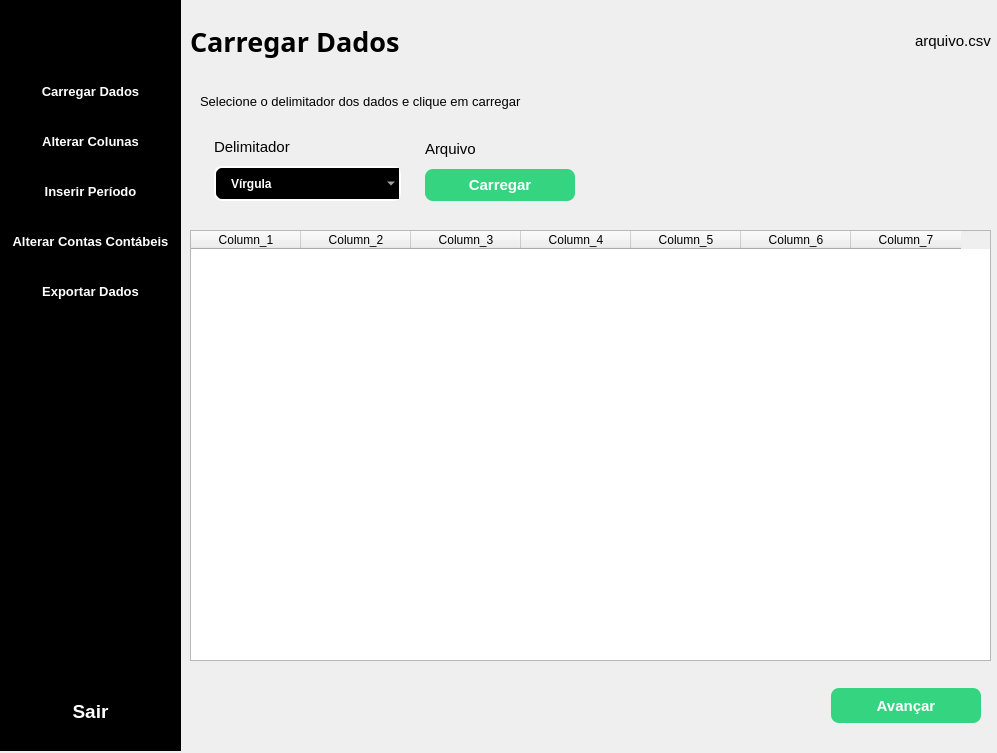
WallissonBrito/integracao-contabil, file ui_index_md.ui: the form before one commit.
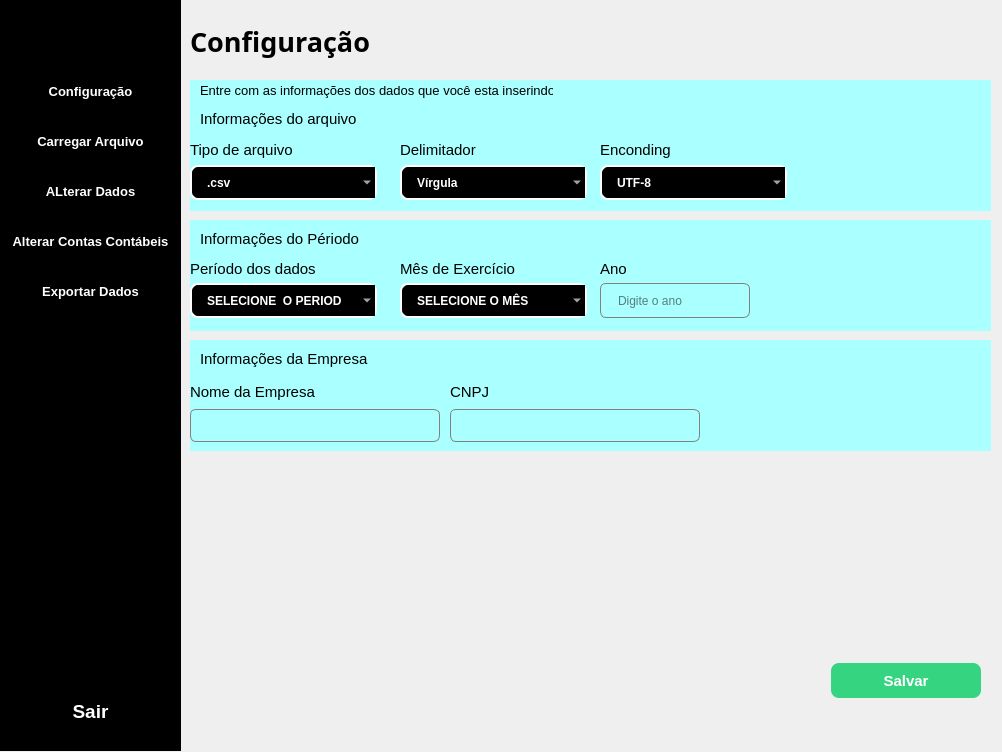
The form after the commit. The open tabs and pages were chosen to show the change. Icons and pictures are not drawn.

```diff
--- a/ui_index_md.ui
+++ b/ui_index_md.ui
@@ -6,8 +6,8 @@
    <rect>
     <x>0</x>
     <y>0</y>
-    <width>997</width>
-    <height>753</height>
+    <width>1002</width>
+    <height>752</height>
    </rect>
   </property>
   <property name="windowTitle">
@@ -162,7 +162,7 @@
 </string>
           </property>
           <property name="text">
-           <string>Carregar Dados</string>
+           <string>Configuração</string>
           </property>
           <property name="checkable">
            <bool>true</bool>
@@ -203,7 +203,7 @@
 </string>
           </property>
           <property name="text">
-           <string>Alterar Colunas</string>
+           <string>Carregar Arquivo</string>
           </property>
           <property name="checkable">
            <bool>true</bool>
@@ -244,7 +244,7 @@
 </string>
           </property>
           <property name="text">
-           <string>Inserir Período</string>
+           <string>ALterar Dados</string>
           </property>
           <property name="checkable">
            <bool>true</bool>
@@ -462,7 +462,7 @@
         <x>0</x>
         <y>0</y>
         <width>801</width>
-        <height>741</height>
+        <height>731</height>
        </rect>
       </property>
       <property name="styleSheet">
@@ -472,7 +472,7 @@
        <property name="geometry">
         <rect>
          <x>0</x>
-         <y>660</y>
+         <y>640</y>
          <width>801</width>
          <height>70</height>
         </rect>
@@ -503,7 +503,7 @@
           <x>0</x>
           <y>0</y>
           <width>801</width>
-          <height>71</height>
+          <height>61</height>
          </rect>
         </property>
         <layout class="QHBoxLayout" name="hLayout_bottom_frame_4">
@@ -548,162 +548,149 @@
 }</string>
            </property>
            <property name="text">
-            <string>Avançar</string>
+            <string>Salvar</string>
            </property>
           </widget>
          </item>
         </layout>
        </widget>
       </widget>
-      <widget class="QWidget" name="table_frame_widget_load_data_page" native="true">
-       <property name="geometry">
-        <rect>
-         <x>0</x>
-         <y>220</y>
-         <width>801</width>
-         <height>431</height>
-        </rect>
-       </property>
-       <widget class="QTableWidget" name="tableWidget_load_data_page">
-        <property name="geometry">
-         <rect>
-          <x>0</x>
-          <y>0</y>
-          <width>801</width>
-          <height>431</height>
-         </rect>
-        </property>
-        <attribute name="horizontalHeaderMinimumSectionSize">
-         <number>32</number>
-        </attribute>
-        <attribute name="horizontalHeaderDefaultSectionSize">
-         <number>110</number>
-        </attribute>
-        <column>
-         <property name="text">
-          <string>Column_1</string>
-         </property>
-        </column>
-        <column>
-         <property name="text">
-          <string>Column_2</string>
-         </property>
-        </column>
-        <column>
-         <property name="text">
-          <string>Column_3</string>
-         </property>
-        </column>
-        <column>
-         <property name="text">
-          <string>Column_4</string>
-         </property>
-        </column>
-        <column>
-         <property name="text">
-          <string>Column_5</string>
-         </property>
-        </column>
-        <column>
-         <property name="text">
-          <string>Column_6</string>
-         </property>
-        </column>
-        <column>
-         <property name="text">
-          <string>Column_7</string>
-         </property>
-        </column>
-       </widget>
-      </widget>
-      <widget class="QWidget" name="buttons_widget_load_data_page" native="true">
+      <widget class="QWidget" name="settings_page_file_widget" native="true">
        <property name="geometry">
         <rect>
          <x>0</x>
          <y>70</y>
          <width>801</width>
-         <height>141</height>
+         <height>131</height>
         </rect>
        </property>
        <property name="styleSheet">
-        <string notr="true"/>
+        <string notr="true">background-color: rgb(170, 255, 255);</string>
        </property>
-       <widget class="QWidget" name="layoutWidget">
+       <widget class="QLabel" name="file_info_label">
+        <property name="geometry">
+         <rect>
+          <x>10</x>
+          <y>30</y>
+          <width>353</width>
+          <height>18</height>
+         </rect>
+        </property>
+        <property name="font">
+         <font>
+          <family>Arial</family>
+          <pointsize>11</pointsize>
+         </font>
+        </property>
+        <property name="text">
+         <string>Informações do arquivo</string>
+        </property>
+       </widget>
+       <widget class="QWidget" name="layoutWidget_2">
         <property name="geometry">
          <rect>
           <x>0</x>
-          <y>0</y>
-          <width>801</width>
-          <height>141</height>
+          <y>60</y>
+          <width>189</width>
+          <height>60</height>
          </rect>
         </property>
-        <layout class="QVBoxLayout" name="verticalLayout_2">
-         <property name="leftMargin">
-          <number>10</number>
-         </property>
+        <layout class="QVBoxLayout" name="type_file_verticalLayout">
          <item>
           <widget class="QLabel" name="label">
            <property name="font">
             <font>
-             <pointsize>10</pointsize>
+             <family>Arial</family>
+             <pointsize>11</pointsize>
             </font>
            </property>
+           <property name="styleSheet">
+            <string notr="true">color: rgb(0, 0, 0);</string>
+           </property>
            <property name="text">
-            <string>Selecione o delimitador dos dados e clique em carregar</string>
+            <string>Tipo de arquivo</string>
            </property>
           </widget>
          </item>
          <item>
-          <layout class="QHBoxLayout" name="horizontalLayout_7">
-           <property name="spacing">
-            <number>10</number>
+          <widget class="QComboBox" name="type_file_comboBox">
+           <property name="minimumSize">
+            <size>
+             <width>187</width>
+             <height>35</height>
+            </size>
            </property>
-           <property name="leftMargin">
-            <number>0</number>
+           <property name="maximumSize">
+            <size>
+             <width>187</width>
+             <height>35</height>
+            </size>
            </property>
-           <property name="topMargin">
-            <number>10</number>
+           <property name="styleSheet">
+            <string notr="true">QComboBox{
+	border:2px solid white;
+	border-radius: 8px;
+	padding:1px 18px 1px 3px;
+	background-color:black;
+	color:white;
+	height: 35px;
+	padding-left: 15px;
+	font-weight:bold;
+	selection-background-color:#2980B9;
+	selection-background-color:#2980B9;
+}</string>
            </property>
-           <property name="rightMargin">
-            <number>400</number>
+           <item>
+            <property name="text">
+             <string>.csv</string>
+            </property>
+           </item>
+          </widget>
+         </item>
+        </layout>
+       </widget>
+       <widget class="QWidget" name="layoutWidget_5">
+        <property name="geometry">
+         <rect>
+          <x>410</x>
+          <y>60</y>
+          <width>189</width>
+          <height>60</height>
+         </rect>
+        </property>
+        <layout class="QVBoxLayout" name="encoding_verticalLayout">
+         <item>
+          <widget class="QLabel" name="encoding_label">
+           <property name="font">
+            <font>
+             <family>Arial</family>
+             <pointsize>11</pointsize>
+            </font>
            </property>
-           <property name="bottomMargin">
-            <number>20</number>
+           <property name="styleSheet">
+            <string notr="true">color: rgb(0, 0, 0);</string>
            </property>
-           <item>
-            <layout class="QVBoxLayout" name="verticalLayout_9">
-             <item>
-              <widget class="QLabel" name="label_10">
-               <property name="font">
-                <font>
-                 <family>Arial</family>
-                 <pointsize>11</pointsize>
-                </font>
-               </property>
-               <property name="styleSheet">
-                <string notr="true">color: rgb(0, 0, 0);</string>
-               </property>
-               <property name="text">
-                <string>Delimitador</string>
-               </property>
-              </widget>
-             </item>
-             <item>
-              <widget class="QComboBox" name="comboBox_file_delimiter">
-               <property name="minimumSize">
-                <size>
-                 <width>187</width>
-                 <height>35</height>
-                </size>
-               </property>
-               <property name="maximumSize">
-                <size>
-                 <width>187</width>
-                 <height>35</height>
-                </size>
-               </property>
-               <property name="styleSheet">
-                <string notr="true">QComboBox{
+           <property name="text">
+            <string>Enconding</string>
+           </property>
+          </widget>
+         </item>
+         <item>
+          <widget class="QComboBox" name="encoding_comboBox_file">
+           <property name="minimumSize">
+            <size>
+             <width>187</width>
+             <height>35</height>
+            </size>
+           </property>
+           <property name="maximumSize">
+            <size>
+             <width>187</width>
+             <height>35</height>
+            </size>
+           </property>
+           <property name="styleSheet">
+            <string notr="true">QComboBox{
 	border:2px solid white;
 	border-radius: 8px;
 	padding:1px 18px 1px 3px;
@@ -715,74 +702,104 @@
 	selection-background-color:#2980B9;
 	selection-background-color:#2980B9;
 }</string>
-               </property>
-               <item>
-                <property name="text">
-                 <string>Vírgula</string>
-                </property>
-               </item>
-               <item>
-                <property name="text">
-                 <string>Ponto e Vírgula</string>
-                </property>
-               </item>
-              </widget>
-             </item>
-            </layout>
+           </property>
+           <item>
+            <property name="text">
+             <string>UTF-8</string>
+            </property>
            </item>
            <item>
-            <layout class="QVBoxLayout" name="verticalLayout_11">
-             <property name="rightMargin">
-              <number>0</number>
-             </property>
-             <item>
-              <widget class="QLabel" name="label_11">
-               <property name="font">
-                <font>
-                 <family>Arial</family>
-                 <pointsize>11</pointsize>
-                </font>
-               </property>
-               <property name="styleSheet">
-                <string notr="true">color: rgb(0, 0, 0);</string>
-               </property>
-               <property name="text">
-                <string>Arquivo</string>
-               </property>
-              </widget>
-             </item>
-             <item>
-              <widget class="QPushButton" name="upload_btn">
-               <property name="minimumSize">
-                <size>
-                 <width>150</width>
-                 <height>32</height>
-                </size>
-               </property>
-               <property name="maximumSize">
-                <size>
-                 <width>150</width>
-                 <height>32</height>
-                </size>
-               </property>
-               <property name="styleSheet">
-                <string notr="true">QPushButton{
-	background-color: #34D481;
-	color:white;
-	border: none;
+            <property name="text">
+             <string> ISO-8859-1</string>
+            </property>
+           </item>
+          </widget>
+         </item>
+        </layout>
+       </widget>
+       <widget class="QLabel" name="label_info_settings">
+        <property name="geometry">
+         <rect>
+          <x>10</x>
+          <y>1</y>
+          <width>353</width>
+          <height>18</height>
+         </rect>
+        </property>
+        <property name="font">
+         <font>
+          <pointsize>10</pointsize>
+         </font>
+        </property>
+        <property name="text">
+         <string>Entre com as informações dos dados que você esta inserindo.</string>
+        </property>
+       </widget>
+       <widget class="QWidget" name="">
+        <property name="geometry">
+         <rect>
+          <x>210</x>
+          <y>60</y>
+          <width>189</width>
+          <height>60</height>
+         </rect>
+        </property>
+        <layout class="QVBoxLayout" name="demiliter_verticalLayout">
+         <item>
+          <widget class="QLabel" name="delimiter_info_label">
+           <property name="font">
+            <font>
+             <family>Arial</family>
+             <pointsize>11</pointsize>
+            </font>
+           </property>
+           <property name="styleSheet">
+            <string notr="true">color: rgb(0, 0, 0);</string>
+           </property>
+           <property name="text">
+            <string>Delimitador</string>
+           </property>
+          </widget>
+         </item>
+         <item>
+          <widget class="QComboBox" name="delimiter_comboBox_file">
+           <property name="minimumSize">
+            <size>
+             <width>187</width>
+             <height>35</height>
+            </size>
+           </property>
+           <property name="maximumSize">
+            <size>
+             <width>187</width>
+             <height>35</height>
+            </size>
+           </property>
+           <property name="styleSheet">
+            <string notr="true">QComboBox{
+	border:2px solid white;
 	border-radius: 8px;
+	padding:1px 18px 1px 3px;
+	background-color:black;
+	color:white;
+	height: 35px;
+	padding-left: 15px;
 	font-weight:bold;
-	font-size: 15px;
+	selection-background-color:#2980B9;
+	selection-background-color:#2980B9;
 }</string>
-               </property>
-               <property name="text">
-                <string>Carregar</string>
-               </property>
-              </widget>
-             </item>
-            </layout>
+           </property>
+           <item>
+            <property name="text">
+             <string>Vírgula</string>
+            </property>
            </item>
-          </layout>
+           <item>
+            <property name="text">
+             <string>Ponto e Vírgula</string>
+            </property>
+           </item>
+          </widget>
          </item>
         </layout>
        </widget>
@@ -839,7 +856,7 @@
             <string notr="true">color: rgb(0, 0, 0);</string>
            </property>
            <property name="text">
-            <string>Carregar Dados</string>
+            <string>Configuração</string>
            </property>
            <property name="margin">
             <number>10</number>
@@ -859,10 +876,67 @@
            </property>
           </spacer>
          </item>
+        </layout>
+       </widget>
+      </widget>
+      <widget class="QWidget" name="settings_page_period_widget" native="true">
+       <property name="geometry">
+        <rect>
+         <x>0</x>
+         <y>210</y>
+         <width>801</width>
+         <height>111</height>
+        </rect>
+       </property>
+       <property name="styleSheet">
+        <string notr="true">background-color: rgb(170, 255, 255);</string>
+       </property>
+       <widget class="QLabel" name="period_info_label">
+        <property name="geometry">
+         <rect>
+          <x>10</x>
+          <y>10</y>
+          <width>353</width>
+          <height>18</height>
+         </rect>
+        </property>
+        <property name="font">
+         <font>
+          <family>Arial</family>
+          <pointsize>11</pointsize>
+         </font>
+        </property>
+        <property name="text">
+         <string>Informações do Périodo</string>
+        </property>
+       </widget>
+       <widget class="QWidget" name="layoutWidget_16">
+        <property name="geometry">
+         <rect>
+          <x>410</x>
+          <y>40</y>
+          <width>189</width>
+          <height>60</height>
+         </rect>
+        </property>
+        <layout class="QVBoxLayout" name="year_verticalLayout">
          <item>
-          <widget class="QLabel" name="label_load_data_page">
+          <widget class="QLabel" name="year_label">
+           <property name="minimumSize">
+            <size>
+             <width>0</width>
+             <height>17</height>
+            </size>
+           </property>
+           <property name="maximumSize">
+            <size>
+             <width>16777215</width>
+             <height>17</height>
+            </size>
+           </property>
            <property name="font">
             <font>
+             <family>Arial</family>
              <pointsize>11</pointsize>
             </font>
            </property>
@@ -870,10 +944,663 @@
             <string notr="true">color: rgb(0, 0, 0);</string>
            </property>
            <property name="text">
-            <string>arquivo.csv</string>
+            <string>Ano</string>
            </property>
+          </widget>
+         </item>
+         <item>
+          <widget class="QLineEdit" name="year_lineEdit">
+           <property name="minimumSize">
+            <size>
+             <width>150</width>
+             <height>35</height>
+            </size>
+           </property>
+           <property name="maximumSize">
+            <size>
+             <width>150</width>
+             <height>35</height>
+            </size>
+           </property>
+           <property name="placeholderText">
+            <string>Digite o ano</string>
+           </property>
+          </widget>
+         </item>
+        </layout>
+       </widget>
+       <widget class="QWidget" name="layoutWidget_21">
+        <property name="geometry">
+         <rect>
+          <x>210</x>
+          <y>40</y>
+          <width>189</width>
+          <height>60</height>
+         </rect>
+        </property>
+        <layout class="QVBoxLayout" name="month_verticalLayout">
+         <item>
+          <widget class="QLabel" name="month_label_select">
+           <property name="maximumSize">
+            <size>
+             <width>16777215</width>
+             <height>17</height>
+            </size>
+           </property>
+           <property name="font">
+            <font>
+             <family>Arial</family>
+             <pointsize>11</pointsize>
+            </font>
+           </property>
+           <property name="styleSheet">
+            <string notr="true">color: rgb(0, 0, 0);</string>
+           </property>
+           <property name="text">
+            <string>Mês de Exercício</string>
+           </property>
+          </widget>
+         </item>
+         <item>
+          <widget class="QComboBox" name="month_comboBox_select">
+           <property name="minimumSize">
+            <size>
+             <width>0</width>
+             <height>35</height>
+            </size>
+           </property>
+           <property name="maximumSize">
+            <size>
+             <width>187</width>
+             <height>35</height>
+            </size>
+           </property>
+           <property name="styleSheet">
+            <string notr="true">QComboBox{
+	border:2px solid white;
+	border-radius: 8px;
+	padding:1px 18px 1px 3px;
+	background-color:black;
+	color:white;
+	height: 35px;
+	padding-left: 15px;
+	font-weight:bold;
+	selection-background-color:#2980B9;
+}</string>
+           </property>
+           <item>
+            <property name="text">
+             <string>SELECIONE O MÊS</string>
+            </property>
+           </item>
+           <item>
+            <property name="text">
+             <string>1</string>
+            </property>
+           </item>
+           <item>
+            <property name="text">
+             <string>2</string>
+            </property>
+           </item>
+           <item>
+            <property name="text">
+             <string>3</string>
+            </property>
+           </item>
+           <item>
+            <property name="text">
+             <string>4</string>
+            </property>
+           </item>
+           <item>
+            <property name="text">
+             <string>5</string>
+            </property>
+           </item>
+           <item>
+            <property name="text">
+             <string>6</string>
+            </property>
+           </item>
+           <item>
+            <property name="text">
+             <string>7</string>
+            </property>
+           </item>
+           <item>
+            <property name="text">
+             <string>8</string>
+            </property>
+           </item>
+           <item>
+            <property name="text">
+             <string>9</string>
+            </property>
+           </item>
+           <item>
+            <property name="text">
+             <string>10</string>
+            </property>
+           </item>
+           <item>
+            <property name="text">
+             <string>11</string>
+            </property>
+           </item>
+           <item>
+            <property name="text">
+             <string>12</string>
+            </property>
+           </item>
+          </widget>
+         </item>
+        </layout>
+       </widget>
+       <widget class="QWidget" name="layoutWidget_15">
+        <property name="geometry">
+         <rect>
+          <x>0</x>
+          <y>40</y>
+          <width>189</width>
+          <height>60</height>
+         </rect>
+        </property>
+        <layout class="QVBoxLayout" name="period_verticalLayout">
+         <item>
+          <widget class="QLabel" name="period_label">
+           <property name="minimumSize">
+            <size>
+             <width>187</width>
+             <height>0</height>
+            </size>
+           </property>
+           <property name="maximumSize">
+            <size>
+             <width>187</width>
+             <height>17</height>
+            </size>
+           </property>
+           <property name="font">
+            <font>
+             <family>Arial</family>
+             <pointsize>11</pointsize>
+            </font>
+           </property>
+           <property name="styleSheet">
+            <string notr="true">color: rgb(0, 0, 0);</string>
+           </property>
+           <property name="text">
+            <string>Período dos dados</string>
+           </property>
+          </widget>
+         </item>
+         <item>
+          <widget class="QComboBox" name="period_comboBox">
+           <property name="minimumSize">
+            <size>
+             <width>187</width>
+             <height>35</height>
+            </size>
+           </property>
+           <property name="maximumSize">
+            <size>
+             <width>187</width>
+             <height>35</height>
+            </size>
+           </property>
+           <property name="styleSheet">
+            <string notr="true">QComboBox{
+	border:2px solid white;
+	border-radius: 8px;
+	padding:1px 18px 1px 3px;
+	background-color:black;
+	color:white;
+	height: 35px;
+	padding-left: 15px;
+	font-weight:bold;
+	selection-background-color:#2980B9;
+}</string>
+           </property>
+           <item>
+            <property name="text">
+             <string>SELECIONE  O PERIODO</string>
+            </property>
+           </item>
+           <item>
+            <property name="text">
+             <string>Mensal</string>
+            </property>
+           </item>
+           <item>
+            <property name="text">
+             <string>Anual</string>
+            </property>
+           </item>
+           <item>
+            <property name="text">
+             <string>Trimestral</string>
+            </property>
+           </item>
+          </widget>
+         </item>
+        </layout>
+       </widget>
+      </widget>
+      <widget class="QWidget" name="settings_page_info_company_widget" native="true">
+       <property name="geometry">
+        <rect>
+         <x>0</x>
+         <y>330</y>
+         <width>801</width>
+         <height>111</height>
+        </rect>
+       </property>
+       <property name="styleSheet">
+        <string notr="true">background-color: rgb(170, 255, 255);</string>
+       </property>
+       <widget class="QLabel" name="company_label">
+        <property name="geometry">
+         <rect>
+          <x>10</x>
+          <y>10</y>
+          <width>353</width>
+          <height>18</height>
+         </rect>
+        </property>
+        <property name="font">
+         <font>
+          <family>Arial</family>
+          <pointsize>11</pointsize>
+         </font>
+        </property>
+        <property name="text">
+         <string>Informações da Empresa</string>
+        </property>
+       </widget>
+       <widget class="QWidget" name="layoutWidget_25">
+        <property name="geometry">
+         <rect>
+          <x>260</x>
+          <y>40</y>
+          <width>252</width>
+          <height>62</height>
+         </rect>
+        </property>
+        <layout class="QVBoxLayout" name="cnpj_verticalLayout">
+         <item>
+          <widget class="QLabel" name="cnpj_label">
+           <property name="font">
+            <font>
+             <family>Arial</family>
+             <pointsize>11</pointsize>
+            </font>
+           </property>
+           <property name="styleSheet">
+            <string notr="true">color: rgb(0, 0, 0);</string>
+           </property>
+           <property name="text">
+            <string>CNPJ</string>
+           </property>
+          </widget>
+         </item>
+         <item>
+          <widget class="QLineEdit" name="cnpj_lineEdit">
+           <property name="minimumSize">
+            <size>
+             <width>250</width>
+             <height>33</height>
+            </size>
+           </property>
+           <property name="maximumSize">
+            <size>
+             <width>250</width>
+             <height>33</height>
+            </size>
+           </property>
+          </widget>
+         </item>
+        </layout>
+       </widget>
+       <widget class="QWidget" name="layoutWidget_26">
+        <property name="geometry">
+         <rect>
+          <x>0</x>
+          <y>40</y>
+          <width>252</width>
+          <height>62</height>
+         </rect>
+        </property>
+        <layout class="QVBoxLayout" name="name_company_verticalLayout">
+         <item>
+          <widget class="QLabel" name="names_company_label">
+           <property name="font">
+            <font>
+             <family>Arial</family>
+             <pointsize>11</pointsize>
+            </font>
+           </property>
+           <property name="styleSheet">
+            <string notr="true">color: rgb(0, 0, 0);</string>
+           </property>
+           <property name="text">
+            <string>Nome da Empresa</string>
+           </property>
+          </widget>
+         </item>
+         <item>
+          <widget class="QLineEdit" name="names_company_lineEdit">
+           <property name="minimumSize">
+            <size>
+             <width>250</width>
+             <height>33</height>
+            </size>
+           </property>
+           <property name="maximumSize">
+            <size>
+             <width>250</width>
+             <height>33</height>
+            </size>
+           </property>
+          </widget>
+         </item>
+        </layout>
+       </widget>
+      </widget>
+     </widget>
+    </widget>
+    <widget class="QWidget" name="b_upload_file_page">
+     <property name="maximumSize">
+      <size>
+       <width>801</width>
+       <height>731</height>
+      </size>
+     </property>
+     <widget class="QWidget" name="upload_file_central_widget" native="true">
+      <property name="geometry">
+       <rect>
+        <x>0</x>
+        <y>0</y>
+        <width>801</width>
+        <height>741</height>
+       </rect>
+      </property>
+      <property name="styleSheet">
+       <string notr="true"/>
+      </property>
+      <widget class="QWidget" name="upload_file_botton_frame" native="true">
+       <property name="geometry">
+        <rect>
+         <x>0</x>
+         <y>660</y>
+         <width>801</width>
+         <height>70</height>
+        </rect>
+       </property>
+       <property name="minimumSize">
+        <size>
+         <width>0</width>
+         <height>70</height>
+        </size>
+       </property>
+       <property name="maximumSize">
+        <size>
+         <width>16777215</width>
+         <height>0</height>
+        </size>
+       </property>
+       <property name="font">
+        <font>
+         <pointsize>13</pointsize>
+        </font>
+       </property>
+       <property name="styleSheet">
+        <string notr="true"/>
+       </property>
+       <widget class="QWidget" name="layoutWidget_17">
+        <property name="geometry">
+         <rect>
+          <x>0</x>
+          <y>0</y>
+          <width>801</width>
+          <height>71</height>
+         </rect>
+        </property>
+        <layout class="QHBoxLayout" name="upload_file_botton_frame_hLayout">
+         <property name="rightMargin">
+          <number>10</number>
+         </property>
+         <item>
+          <spacer name="upload_file_horizontalSpacer">
+           <property name="orientation">
+            <enum>Qt::Orientation::Horizontal</enum>
+           </property>
+           <property name="sizeHint" stdset="0">
+            <size>
+             <width>598</width>
+             <height>20</height>
+            </size>
+           </property>
+          </spacer>
+         </item>
+         <item>
+          <widget class="QPushButton" name="upload_file_next_btn">
+           <property name="minimumSize">
+            <size>
+             <width>150</width>
+             <height>35</height>
+            </size>
+           </property>
+           <property name="maximumSize">
+            <size>
+             <width>150</width>
+             <height>35</height>
+            </size>
+           </property>
+           <property name="styleSheet">
+            <string notr="true">QPushButton{
+	background-color: #34D481;
+	color:white;
+	border: none;
+	border-radius: 8px;
+	font-weight:bold;
+	font-size: 15px;
+}</string>
+           </property>
+           <property name="text">
+            <string>Avançar</string>
+           </property>
+          </widget>
+         </item>
+        </layout>
+       </widget>
+      </widget>
+      <widget class="QWidget" name="upload_file_page_table" native="true">
+       <property name="geometry">
+        <rect>
+         <x>0</x>
+         <y>220</y>
+         <width>801</width>
+         <height>431</height>
+        </rect>
+       </property>
+       <property name="styleSheet">
+        <string notr="true"/>
+       </property>
+       <widget class="QTableWidget" name="upload_file_table">
+        <property name="geometry">
+         <rect>
+          <x>0</x>
+          <y>0</y>
+          <width>801</width>
+          <height>431</height>
+         </rect>
+        </property>
+        <attribute name="horizontalHeaderMinimumSectionSize">
+         <number>32</number>
+        </attribute>
+        <attribute name="horizontalHeaderDefaultSectionSize">
+         <number>110</number>
+        </attribute>
+        <column>
+         <property name="text">
+          <string>Column_1</string>
+         </property>
+        </column>
+        <column>
+         <property name="text">
+          <string>Column_2</string>
+         </property>
+        </column>
+        <column>
+         <property name="text">
+          <string>Column_3</string>
+         </property>
+        </column>
+        <column>
+         <property name="text">
+          <string>Column_4</string>
+         </property>
+        </column>
+        <column>
+         <property name="text">
+          <string>Column_5</string>
+         </property>
+        </column>
+        <column>
+         <property name="text">
+          <string>Column_6</string>
+         </property>
+        </column>
+        <column>
+         <property name="text">
+          <string>Column_7</string>
+         </property>
+        </column>
+       </widget>
+      </widget>
+      <widget class="QWidget" name="upload_file_page_buttons" native="true">
+       <property name="geometry">
+        <rect>
+         <x>0</x>
+         <y>70</y>
+         <width>801</width>
+         <height>141</height>
+        </rect>
+       </property>
+       <property name="styleSheet">
+        <string notr="true">background-color: rgb(170, 255, 255);</string>
+       </property>
+       <widget class="QLabel" name="upload_file_page_label">
+        <property name="geometry">
+         <rect>
+          <x>10</x>
+          <y>2</y>
+          <width>470</width>
+          <height>18</height>
+         </rect>
+        </property>
+        <property name="font">
+         <font>
+          <pointsize>10</pointsize>
+         </font>
+        </property>
+        <property name="text">
+         <string>Click em inserir para carregar o arquivo e visualize a tabela.</string>
+        </property>
+       </widget>
+       <widget class="QPushButton" name="upload_file_btn">
+        <property name="geometry">
+         <rect>
+          <x>11</x>
+          <y>42</y>
+          <width>150</width>
+          <height>36</height>
+         </rect>
+        </property>
+        <property name="minimumSize">
+         <size>
+          <width>150</width>
+          <height>36</height>
+         </size>
+        </property>
+        <property name="maximumSize">
+         <size>
+          <width>16777215</width>
+          <height>36</height>
+         </size>
+        </property>
+        <property name="styleSheet">
+         <string notr="true">QPushButton{
+	background-color: #34D481;
+	color:white;
+	border: none;
+	border-radius: 8px;
+	font-weight:bold;
+	font-size: 15px;
+}</string>
+        </property>
+        <property name="text">
+         <string>Inserir </string>
+        </property>
+       </widget>
+      </widget>
+      <widget class="QWidget" name="upload_file_page_top_frame" native="true">
+       <property name="geometry">
+        <rect>
+         <x>0</x>
+         <y>0</y>
+         <width>801</width>
+         <height>61</height>
+        </rect>
+       </property>
+       <property name="minimumSize">
+        <size>
+         <width>0</width>
+         <height>61</height>
+        </size>
+       </property>
+       <property name="maximumSize">
+        <size>
+         <width>16777215</width>
+         <height>61</height>
+        </size>
+       </property>
+       <property name="font">
+        <font>
+         <pointsize>13</pointsize>
+        </font>
+       </property>
+       <property name="styleSheet">
+        <string notr="true"/>
+       </property>
+       <widget class="QWidget" name="layoutWidget_19">
+        <property name="geometry">
+         <rect>
+          <x>0</x>
+          <y>0</y>
+          <width>801</width>
+          <height>62</height>
+         </rect>
+        </property>
+        <layout class="QHBoxLayout" name="upload_file_page_horizontalLayout">
+         <item>
+          <widget class="QLabel" name="upload_file_page_title">
+           <property name="font">
+            <font>
+             <family>Arial Black</family>
+             <pointsize>20</pointsize>
+             <bold>true</bold>
+            </font>
+           </property>
+           <property name="styleSheet">
+            <string notr="true">color: rgb(0, 0, 0);</string>
+           </property>
+           <property name="text">
+            <string>Carregar Arquivo</string>
+           </property>
            <property name="margin">
-            <number>20</number>
+            <number>10</number>
            </property>
           </widget>
          </item>
```
Left out of the diff: 1159 changed lines with no effect on the pictures.
